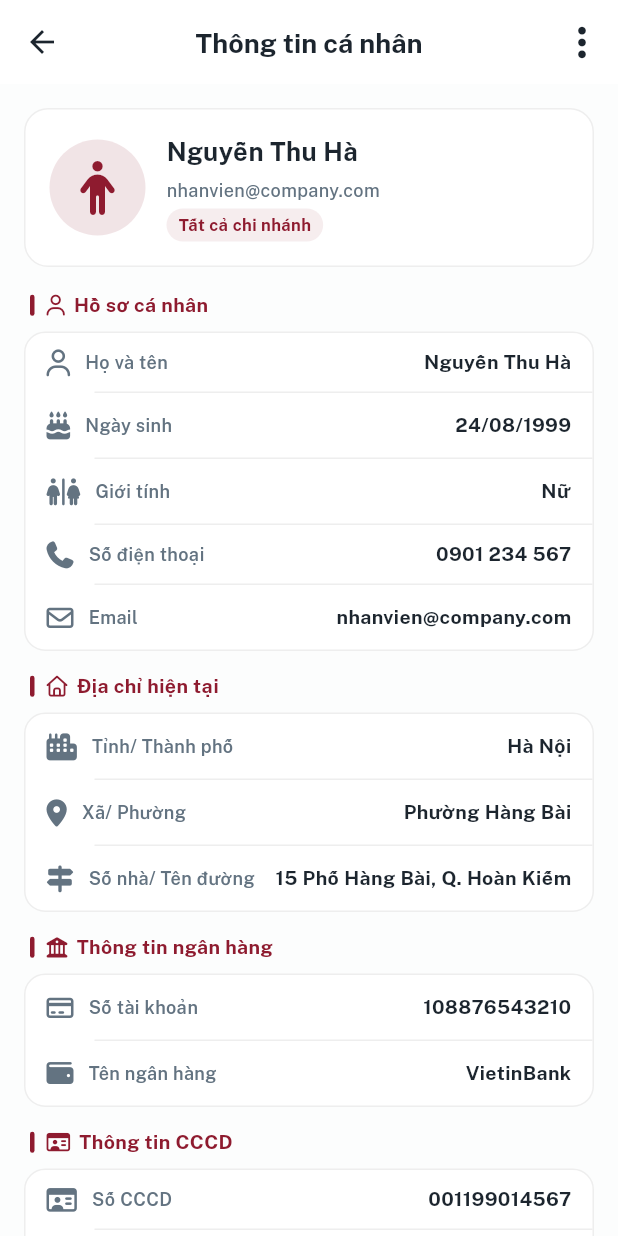
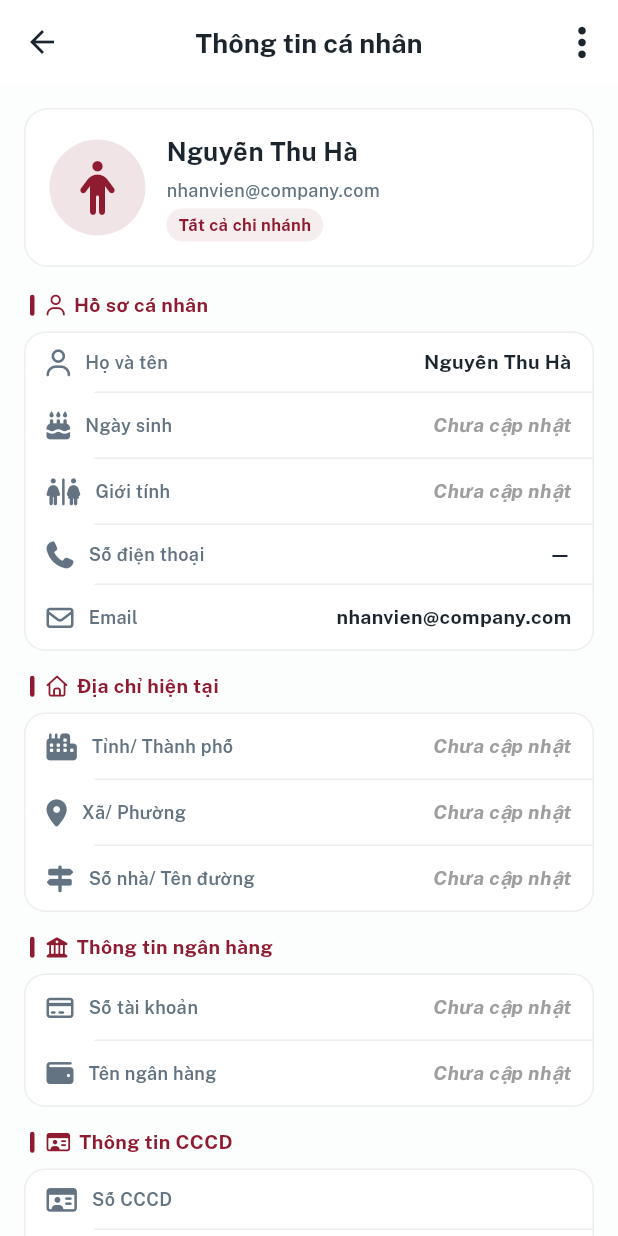
Before and after one commit to TuNaLuvyou/PTPMDV, a Flutter app: the ProfileScreen screen opened directly, after a tap on "Nguyễn Thu Hà", on a phone screen of 412 x 824 dp. Run offline on Flutter 3.47's test engine with Material 3 defaults, Android fonts, the phone set to English and light mode, and no system bars; our stand-ins replace font_awesome_flutter, go_router, google_fonts; accounts and stored records are empty; network calls fail.

Commit message:
fix(mobile): xoa triet de mock user defaults, sdt cung, fallback date va dong bo dynamic year

```diff
--- a/mobile/lib/src/core/models/user.dart
+++ b/mobile/lib/src/core/models/user.dart
@@ -31,27 +31,27 @@ class UserModel {
   final String bankAccountName; // Tên chủ tài khoản
 
   const UserModel({
-    this.id = '1',
+    this.id = '',
     required this.name,
     required this.email,
-    this.phone = '0912345678',
+    this.phone = '',
     required this.role,
     required this.roleTitle,
-    this.assignedBranchId = '01',
-    this.gender = 'Nữ',
-    this.birthDate = '24/08/1999',
-    this.province = 'Hà Nội',
-    this.ward = 'Phường Hàng Bài',
-    this.street = '15 Phố Hàng Bài, Q. Hoàn Kiếm',
-    this.cccd = '001199014567',
-    this.issueDate = '10/05/2021',
-    this.issuePlace = 'Cục CS QLHC về TTXH',
+    this.assignedBranchId,
+    this.gender = '',
+    this.birthDate = '',
+    this.province = '',
+    this.ward = '',
+    this.street = '',
+    this.cccd = '',
+    this.issueDate = '',
+    this.issuePlace = '',
     this.salaryType = 'hourly',
-    this.hourlySalary = 35000.0,
-    this.baseSalary = 8500000.0,
-    this.bankName = 'VietinBank',
-    this.bankAccountNumber = '108876543210',
-    this.bankAccountName = 'NGUYEN THU HA',
+    this.hourlySalary = 0.0,
+    this.baseSalary = 0.0,
+    this.bankName = '',
+    this.bankAccountNumber = '',
+    this.bankAccountName = '',
   });
 
   bool get isAdmin => role == 'admin';
--- a/mobile/lib/src/features/general_schedule/presentation/general.dart
+++ b/mobile/lib/src/features/general_schedule/presentation/general.dart
@@ -321,7 +321,7 @@ class _GeneralScheduleScreenState extends State<GeneralScheduleScreen> {
                     Row(
                       children: [
                         Text(
-                          '${selectedDay.dayOfWeek}, Ngày ${selectedDay.date}/2026',
+                          '${selectedDay.dayOfWeek}, Ngày ${selectedDay.date}/${DateTime.now().year}',
                           style: const TextStyle(
                             fontSize: 16,
                             fontWeight: FontWeight.bold,
--- a/mobile/lib/src/features/profile/presentation/info.dart
+++ b/mobile/lib/src/features/profile/presentation/info.dart
@@ -4,6 +4,7 @@ import '../../../core/constants/colors.dart';
 import '../../../core/models/user.dart';
 import '../../../core/state/branch_scope.dart';
 import '../../../core/state/user_scope.dart';
+import '../../auth/data/auth_repository.dart';
 import '../data/employee_repository.dart';
 
 class PersonalInfoScreen extends StatefulWidget {
@@ -81,12 +82,14 @@ class _PersonalInfoScreenState extends State<PersonalInfoScreen> {
           TextButton(onPressed: () => Navigator.pop(ctx), child: const Text('Hủy')),
           ElevatedButton(
             style: ElevatedButton.styleFrom(backgroundColor: AppColors.error, shape: RoundedRectangleBorder(borderRadius: BorderRadius.circular(8))),
-            onPressed: () {
+            onPressed: () async {
               Navigator.pop(ctx);
               final current = UserScope.currentUser(context);
               if (current != null) {
                 UserScope.setUser(context, null);
               }
+              await AuthRepository().logout().catchError((_) {});
+              if (!mounted) return;
               ScaffoldMessenger.of(context).showSnackBar(const SnackBar(backgroundColor: AppColors.error, content: Text('✅ Đã xác nhận — bạn đã đăng xuất khỏi hệ thống.')));
               Navigator.pop(context);
             },
--- a/mobile/lib/src/features/profile/presentation/profile.dart
+++ b/mobile/lib/src/features/profile/presentation/profile.dart
@@ -28,8 +28,6 @@ class ProfileScreen extends StatefulWidget {
 }
 
 class _ProfileScreenState extends State<ProfileScreen> {
-  static const String _phone = '0901 234 567';
-
   late final TextEditingController _nameController;
   late final TextEditingController _phoneController;
 
@@ -37,7 +35,9 @@ class _ProfileScreenState extends State<ProfileScreen> {
   void initState() {
     super.initState();
     _nameController = TextEditingController(text: widget.currentUser.name);
-    _phoneController = TextEditingController(text: _phone);
+    _phoneController = TextEditingController(
+      text: widget.currentUser.phone.isNotEmpty ? widget.currentUser.phone : '—',
+    );
   }
 
   @override
--- a/mobile/lib/src/features/schedule/presentation/shift_detail.dart
+++ b/mobile/lib/src/features/schedule/presentation/shift_detail.dart
@@ -142,7 +142,7 @@ class _ShiftDetailScreenState extends State<ShiftDetailScreen> {
                         ),
                         const SizedBox(height: 4),
                         Text(
-                          '${widget.dayOfWeek}, ${widget.date}/2026 • ${shift.timeRange}',
+                          '${widget.dayOfWeek}, ${widget.date}/${DateTime.now().year} • ${shift.timeRange}',
                           style: const TextStyle(fontSize: 13, color: AppColors.textSecondary),
                         ),
                       ],
--- a/mobile/lib/src/features/schedule/presentation/shift_form.dart
+++ b/mobile/lib/src/features/schedule/presentation/shift_form.dart
@@ -289,7 +289,7 @@ class _ShiftActionFormScreenState extends State<ShiftActionFormScreen> {
     try {
       await LeaveRepository().createRequest({
         'type': reqType,
-        'title': '${widget.actionType == ShiftActionType.leave ? "Xin nghỉ ca" : "Đổi ca"}: ${widget.shift.shiftName}',
+        'title': '${widget.actionType == ShiftActionType.leave ? "Xin nghỉ ca" : (widget.actionType == ShiftActionType.cover ? "Nhờ làm thay" : "Đổi ca")}: ${widget.shift.shiftName}',
         'content': _reasonController.text.trim(),
         'employeeId': me.id,
       });
@@ -396,7 +396,7 @@ class _ShiftActionFormScreenState extends State<ShiftActionFormScreen> {
                           child: _buildShiftBadge(
                             FontAwesomeIcons.calendarDay,
                             'Thời gian',
-                            '${widget.dayOfWeek}, ${widget.date}/2026',
+                            '${widget.dayOfWeek}, ${widget.date}/${DateTime.now().year}',
                           ),
                         ),
                         Expanded(
--- a/mobile/lib/src/features/shift_assignment/presentation/assignment.dart
+++ b/mobile/lib/src/features/shift_assignment/presentation/assignment.dart
@@ -443,7 +443,7 @@ class _ShiftAssignmentScreenState extends State<ShiftAssignmentScreen> with Sing
                   Row(
                     children: [
                       Text(
-                        '$dayFullName, $dateFormatted/2026',
+                        '$dayFullName, $dateFormatted/${DateTime.now().year}',
                         style: const TextStyle(fontSize: 15, fontWeight: FontWeight.bold, color: AppColors.textPrimary),
                       ),
                       if (isToday) ...[
```
Also changed, not shown: mobile/lib/src/features/auth/data/auth_repository.dart (+15 -0 lines), mobile/lib/src/features/home/presentation/home.dart (+4 -3 lines), mobile/lib/src/features/leave_request/presentation/leave.dart (+7 -7 lines), mobile/lib/src/features/notifications/presentation/request_detail.dart (+7 -6 lines).
